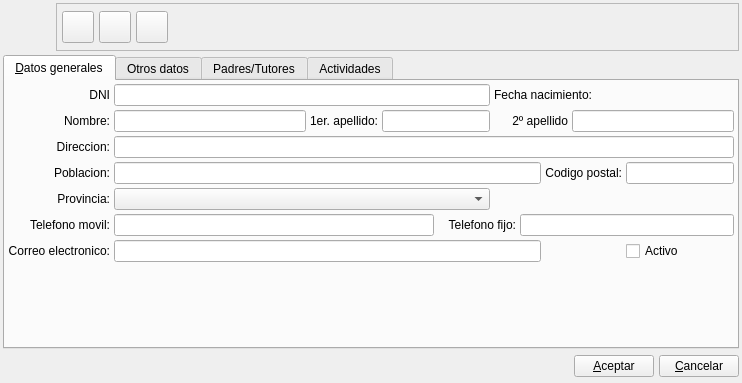
Old version of the form bulmages/bulmafact/plugins/pluginbf_alumno/alumnobase.ui in the repository eboladev/Bulmages-1.
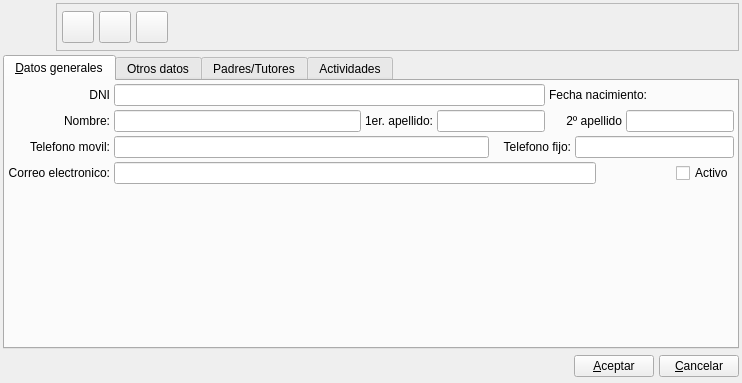
New version of the form. Icons and pictures are not drawn. Custom widgets are drawn as their Qt base class.

Commit message: Quito la direccion de la ficha de alumno

Patch:
```diff
--- a/bulmages/bulmafact/plugins/pluginbf_alumno/alumnobase.ui
+++ b/bulmages/bulmafact/plugins/pluginbf_alumno/alumnobase.ui
@@ -373,94 +373,6 @@
         </widget>
        </item>
        <item row="2" column="0">
-        <widget class="QLabel" name="textLabel2_6">
-         <property name="text">
-          <string>Direccion:</string>
-         </property>
-         <property name="alignment">
-          <set>Qt::AlignRight|Qt::AlignTrailing|Qt::AlignVCenter</set>
-         </property>
-         <property name="buddy">
-          <cstring>mui_diralumno</cstring>
-         </property>
-        </widget>
-       </item>
-       <item row="2" column="1" colspan="10">
-        <widget class="QLineEdit" name="mui_diralumno">
-         <property name="maxLength">
-          <number>100</number>
-         </property>
-        </widget>
-       </item>
-       <item row="3" column="0">
-        <widget class="QLabel" name="textLabel2_9">
-         <property name="text">
-          <string>Poblacion:</string>
-         </property>
-         <property name="alignment">
-          <set>Qt::AlignRight|Qt::AlignTrailing|Qt::AlignVCenter</set>
-         </property>
-         <property name="buddy">
-          <cstring>mui_municipioalumno</cstring>
-         </property>
-        </widget>
-       </item>
-       <item row="3" column="1" colspan="6">
-        <widget class="QLineEdit" name="mui_municipioalumno">
-         <property name="maxLength">
-          <number>40</number>
-         </property>
-        </widget>
-       </item>
-       <item row="3" column="7" colspan="3">
-        <widget class="QLabel" name="textLabel2_7">
-         <property name="sizePolicy">
-          <sizepolicy hsizetype="Fixed" vsizetype="Fixed">
-           <horstretch>0</horstretch>
-           <verstretch>0</verstretch>
-          </sizepolicy>
-         </property>
-         <property name="text">
-          <string>Codigo postal:</string>
-         </property>
-         <property name="alignment">
-          <set>Qt::AlignRight|Qt::AlignTrailing|Qt::AlignVCenter</set>
-         </property>
-         <property name="buddy">
-          <cstring>mui_cpalumno</cstring>
-         </property>
-        </widget>
-       </item>
-       <item row="3" column="10">
-        <widget class="QLineEdit" name="mui_cpalumno">
-         <property name="sizePolicy">
-          <sizepolicy hsizetype="Fixed" vsizetype="Fixed">
-           <horstretch>0</horstretch>
-           <verstretch>0</verstretch>
-          </sizepolicy>
-         </property>
-         <property name="maxLength">
-          <number>10</number>
-         </property>
-        </widget>
-       </item>
-       <item row="4" column="0">
-        <widget class="QLabel" name="textLabel2_9_2">
-         <property name="text">
-          <string>Provincia:</string>
-         </property>
-         <property name="alignment">
-          <set>Qt::AlignRight|Qt::AlignTrailing|Qt::AlignVCenter</set>
-         </property>
-         <property name="buddy">
-          <cstring>mui_idprovincia</cstring>
-         </property>
-        </widget>
-       </item>
-       <item row="4" column="1" colspan="4">
-        <widget class="BlComboBox" name="mui_idprovincia"/>
-       </item>
-       <item row="5" column="0">
         <widget class="QLabel" name="textLabel2_8_5">
          <property name="text">
           <string>Telefono movil:</string>
@@ -473,14 +385,14 @@
          </property>
         </widget>
        </item>
-       <item row="5" column="1" colspan="3">
+       <item row="2" column="1" colspan="3">
         <widget class="QLineEdit" name="mui_movilalumno">
          <property name="maxLength">
           <number>20</number>
          </property>
         </widget>
        </item>
-       <item row="5" column="4" colspan="2">
+       <item row="2" column="4" colspan="2">
         <widget class="QLabel" name="textLabel2_8">
          <property name="text">
           <string>Telefono fijo:</string>
@@ -493,14 +405,14 @@
          </property>
         </widget>
        </item>
-       <item row="5" column="6" colspan="5">
+       <item row="2" column="6" colspan="5">
         <widget class="QLineEdit" name="mui_telalumno">
          <property name="maxLength">
           <number>20</number>
          </property>
         </widget>
        </item>
-       <item row="6" column="0">
+       <item row="3" column="0">
         <widget class="QLabel" name="textLabel2_8_3">
          <property name="text">
           <string>Correo electronico:</string>
@@ -513,21 +425,21 @@
          </property>
         </widget>
        </item>
-       <item row="6" column="1" colspan="6">
+       <item row="3" column="1" colspan="6">
         <widget class="QLineEdit" name="mui_emailalumno">
          <property name="maxLength">
           <number>100</number>
          </property>
         </widget>
        </item>
-       <item row="6" column="10">
+       <item row="3" column="10">
         <widget class="QCheckBox" name="mui_activoalumno">
          <property name="text">
           <string>Activo</string>
          </property>
         </widget>
        </item>
-       <item row="7" column="1" colspan="3">
+       <item row="4" column="1" colspan="3">
         <spacer name="verticalSpacer">
          <property name="orientation">
           <enum>Qt::Vertical</enum>
@@ -723,11 +635,6 @@
    <header>../../bulmalib/src/bldatesearch.h</header>
    <container>1</container>
   </customwidget>
-  <customwidget>
-   <class>BlComboBox</class>
-   <extends>QComboBox</extends>
-   <header>blcombobox.h</header>
-  </customwidget>
   <customwidget>
    <class>ListAlumnosTutorView</class>
    <extends>QTableWidget</extends>
```
Left out of the diff: 4 changed lines with no effect on the pictures. The commit also changes 2 other files.
